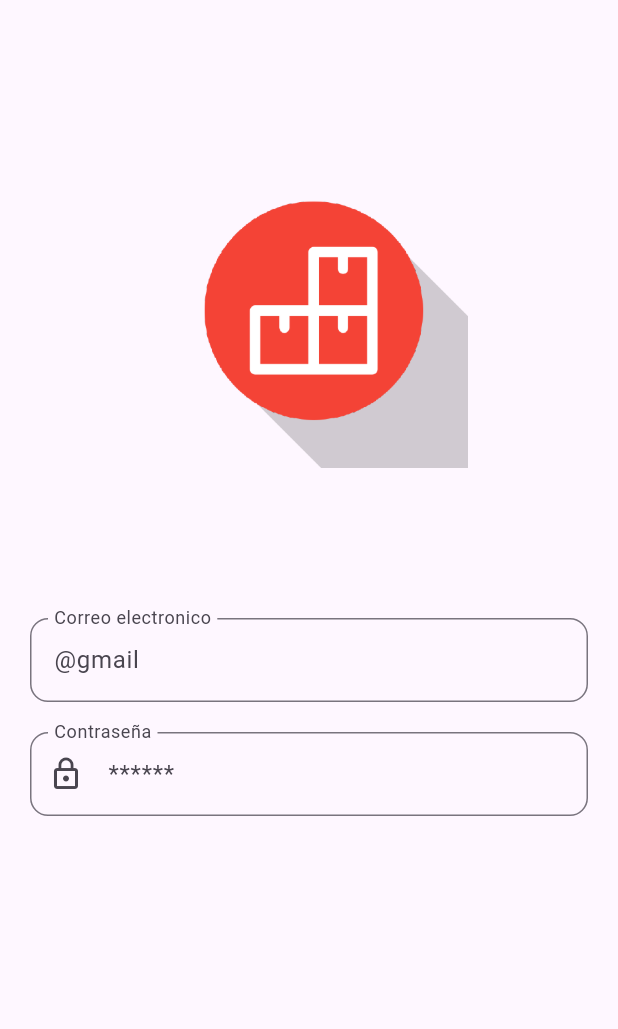
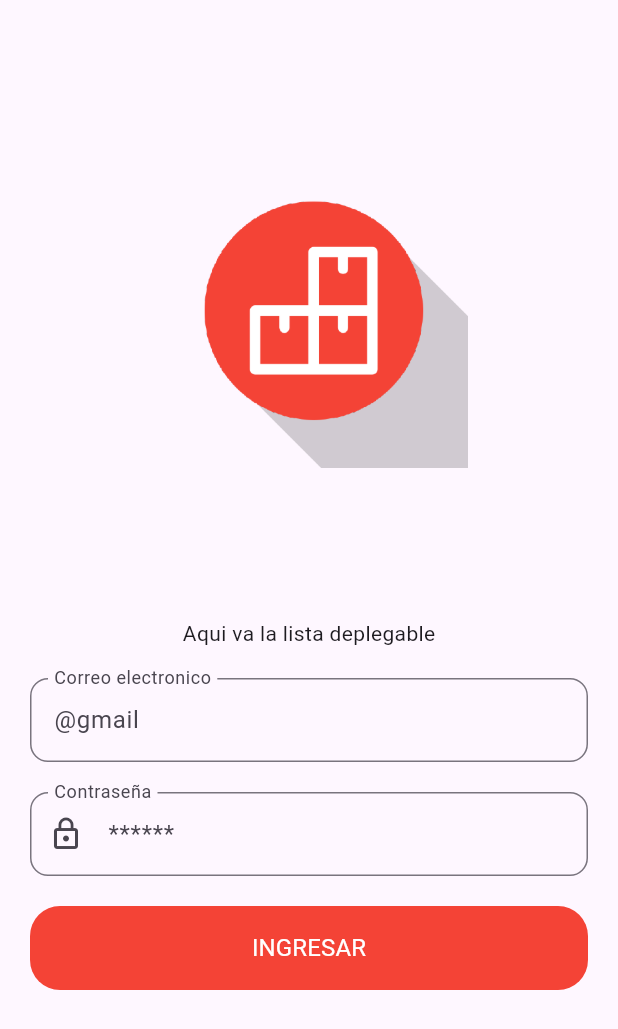
Before and after one commit to bexsebastian2299/AppInventory, a Flutter app: the screen it shows after launch, after a tap on "COMENZAR", on a phone screen of 412 x 824 dp. Shown: the top 1029 px of the screen. Run offline on Flutter 3.47's test engine with Material 3 defaults, Android fonts, the phone set to English and light mode, and no system bars; our stand-ins replace bloc, dio, firebase_analytics, firebase_core, get_it, shared_preferences and 2 more; missing offline and left inert: sqflite_migration; accounts and stored records are empty.

Commit message:
login design part1

```diff
--- a/lib/src/data/datasources/remote/api_service.dart
+++ b/lib/src/data/datasources/remote/api_service.dart
@@ -19,7 +19,7 @@ class ApiService {
     ApiService(){
       dio = Dio(
         BaseOptions(
-          baseUrl: '',
+          baseUrl: '', //url del dominio
           connectTimeout: const Duration(minutes: 1),
           receiveTimeout: const Duration(minutes: 1),
           headers: {HttpHeaders.contentTypeHeader: 'application/json'}),
--- /dev/null
+++ b/lib/src/domain/models/request/login_request.dart
@@ -0,0 +1,3 @@
+class LoginRequest {
+
+}
--- /dev/null
+++ b/lib/src/domain/models/response/login_response.dart
@@ -0,0 +1,3 @@
+class LoginResponse {
+
+}
--- a/lib/src/domain/repositories/database_repository.dart
+++ b/lib/src/domain/repositories/database_repository.dart
@@ -4,4 +4,9 @@
 
 abstract class DatabaseRepository {
 
+
+
+  //DATABASE
+  // Future init();
+  // void close();
 }
--- a/lib/src/presentation/providers/login/login_provider.dart
+++ b/lib/src/presentation/providers/login/login_provider.dart
@@ -8,12 +8,17 @@ import '../../../domain/repositories/api_repository.dart';
 
 class LoginProvider  with ChangeNotifier {
   // final ApiRepository apiRepository;
+  List<String> list = <String>['Database 1', 'Database 2'];
+  String? dropdownValue;
 
-  LoginProvider();
+  LoginProvider(){
+    // Initialize the list here if needed
+    list = <String>['Database 1', 'Database 2'];
+  }
 
-  final List<String> list = <String>['Database 1', 'Database 2'];
 
-  String? dropdownValue;
+
+
 
   setDropdownValue(String? v) {
     dropdownValue = v;
--- a/lib/src/presentation/views/global/Initial_view.dart
+++ b/lib/src/presentation/views/global/Initial_view.dart
@@ -2,6 +2,7 @@
 import 'package:bexpicking_app/src/presentation/views/global/login_view.dart';
 import 'package:bexpicking_app/src/presentation/widgets/default_button.dart';
 import 'package:bexpicking_app/src/utils/constants/enums.dart';
+import 'package:bexpicking_app/src/utils/resources/validators.dart';
 import 'package:flutter/material.dart';
 
 
@@ -14,6 +15,8 @@ class InitialView extends StatefulWidget {
 
 class _InitialViewState extends State<InitialView> {
 
+  final GlobalKey<FormState> _formKey = GlobalKey<FormState>();
+  final GlobalKey<FormAutovalidateState> _formAutoValidateState = GlobalKey<FormAutovalidateState>();
   bool isLoading = false;
   // final FocusNode _focus = FocusNode();
 
@@ -27,9 +30,21 @@ class _InitialViewState extends State<InitialView> {
       )
     );
   }
+
+  // Widget buildBlocConsumer(Size size, ThemeData theme) {
+
+  // }
+
+  // void buildBlocListener(context, state){
+
+  // }
+
   //body of the page
   Widget _buildBody(){
     return SingleChildScrollView(
+      child: FormAutovalidate(
+        keyForm: _formKey,
+        key: _formAutoValidateState,
         child: Column(
           children: [
             const SizedBox(height: 50,),
@@ -89,6 +104,7 @@ class _InitialViewState extends State<InitialView> {
             )
           ],
         ),
+      ),
     );
   }
 }
--- a/lib/src/presentation/views/global/login_view.dart
+++ b/lib/src/presentation/views/global/login_view.dart
@@ -1,8 +1,10 @@
 import 'package:bexpicking_app/src/presentation/providers/initial/initial_provider.dart';
 import 'package:bexpicking_app/src/presentation/providers/login/login_provider.dart';
+import 'package:bexpicking_app/src/presentation/widgets/default_button.dart';
 import 'package:bexpicking_app/src/utils/constants/enums.dart';
 import 'package:flutter/material.dart';
 import 'package:provider/provider.dart';
+
 
 class LoginView extends StatefulWidget {
   const LoginView({super.key});
@@ -14,6 +16,8 @@ class LoginView extends StatefulWidget {
 class _LoginViewState extends State<LoginView> {
 
   late LoginProvider loginProvider;
+  bool isLoading = false;
+  bool showSuffix = true;
 
   @override
   void initState() {
@@ -34,7 +38,11 @@ class _LoginViewState extends State<LoginView> {
     var value = context.watch<LoginProvider>().dropdownValue;
     final list = context.read<LoginProvider>().list;
 
-    return Scaffold(
+    return WillPopScope(
+      onWillPop: ()async{
+        return false;
+      },
+      child: Scaffold(
         resizeToAvoidBottomInset: false,
         body: SafeArea(
           child: SizedBox(
@@ -42,6 +50,7 @@ class _LoginViewState extends State<LoginView> {
             width: size.width,
             child: _buildBodySuccess(list, value),
           )
+        ),
       ),
     );
   }
@@ -60,28 +69,29 @@ class _LoginViewState extends State<LoginView> {
             ),),
           Column(
             children: [
-              // Padding(
-              //   padding: const EdgeInsets.only(
-              //     left: kDefaultPadding,
-              //     right: kDefaultPadding,
-              //     bottom: kDefaultPadding),
-              //   child: DropdownButtonFormField(
-              //     decoration: InputDecoration(
-              //       border: OutlineInputBorder(
-              //         borderRadius: BorderRadius.circular(12)),
-              //     ),
-              //     value: value,
-              //     dropdownColor: const Color(0xFFFFDAD3),
-              //     icon: const Icon(Icons.arrow_downward),
-              //     elevation: 16,
-              //     onChanged: (Object? value) => loginProvider.setDropdownValue(value as String?),
-              //     items: list.map<DropdownMenuItem<String>>((String value){
-              //       return DropdownMenuItem<String>(
-              //         value: value, child: Text(value),
-              //       );
-              //     }).toList(),
-              //   ),
-              // ),
+              Padding(
+                padding: const EdgeInsets.only(
+                  left: kDefaultPadding,
+                  right: kDefaultPadding,
+                  bottom: kDefaultPadding),
+                child: Text('Aqui va la lista deplegable')
+
+//                 DropdownButton<String>(
+//   value: loginProvider.dropdownValue, // Use dropdownValue from the provider
+//   dropdownColor: const Color(0xFFFFDAD3),
+//   icon: const Icon(Icons.arrow_downward),
+//   elevation: 16,
+//   onChanged: (String? selectedValue) {
+//     loginProvider.setDropdownValue(selectedValue);
+//   },
+//   items: list.map<DropdownMenuItem<String>>((String value) {
+//     return DropdownMenuItem<String>(
+//       value: value,
+//       child: Text(value),
+//     );
+//   }).toList(),
+// )
+              ),
 
               Padding(
                 padding: const EdgeInsets.only(
@@ -145,6 +155,36 @@ class _LoginViewState extends State<LoginView> {
                     floatingLabelBehavior: FloatingLabelBehavior.always
                   ),
                 ),
+              ),
+              Column(
+                children: [
+                Padding(
+                  padding: const EdgeInsets.only(
+                      left: kDefaultPadding,
+                      right: kDefaultPadding,
+                      bottom: kDefaultPadding
+                    ),
+                  child: DefaultButton(
+                      widget: isLoading
+                      ? const CircularProgressIndicator(
+                        valueColor:
+                            AlwaysStoppedAnimation<Color>(Colors.white),
+                      )
+                      : Text('Ingresar'.toUpperCase(),
+                        style: const TextStyle(
+                          fontSize: 16,
+                          fontWeight: FontWeight.normal,
+                          color: Colors.white
+                        ),
+                      ),
+                      press: () async {
+                        setState(() {
+
+                        });
+                      },
+                    ),
+                  ),
+                ],
               )
             ],
           )
--- /dev/null
+++ b/lib/src/utils/resources/validators.dart
@@ -0,0 +1,41 @@
+import 'package:flutter/material.dart';
+
+
+
+
+
+class FormAutovalidate extends StatefulWidget {
+  final Widget child;
+  final GlobalKey<FormState> keyForm;
+
+  const FormAutovalidate({Key? key, required this.child, required this.keyForm})
+      : super(key: key);
+
+  @override
+  FormAutovalidateState createState() => FormAutovalidateState();
+}
+
+class FormAutovalidateState extends State<FormAutovalidate> {
+  late AutovalidateMode _autoValidate;
+
+  @override
+  void initState() {
+    super.initState();
+    _autoValidate = AutovalidateMode.disabled;
+  }
+
+  bool validateForm() {
+    final isValidate = widget.keyForm.currentState?.validate();
+    if (!isValidate!) setState(() => _autoValidate = AutovalidateMode.always);
+    return isValidate;
+  }
+
+  @override
+  Widget build(BuildContext context) {
+    return Form(
+      key: widget.keyForm,
+      autovalidateMode: _autoValidate,
+      child: widget.child,
+    );
+  }
+}
--- a/pubspec.yaml
+++ b/pubspec.yaml
@@ -23,7 +23,6 @@ dependencies:
 
   flutter_localizations:
     sdk: flutter
-  sqlbrite: ^2.6.0
   sqflite: ^2.3.2
   sqflite_migration: ^0.3.0
 
```
Also changed, not shown: lib/src/data/datasources/local/app_database.dart (+53 -53 lines), lib/src/data/datasources/local/converters/source_type_convert.dart (added, +12 -0 lines), lib/src/data/repositories/database_repository_impl.dart (+14 -0 lines), lib/src/domain/abstract/format.abstract.dart (+19 -0 lines), lib/src/presentation/providers/database/database_provider.dart (added, +33 -0 lines), lib/src/data/repositories/api_repository_impl.dart (line endings or trailing spaces), pubspec.lock. Lines whose indentation alone changed are shown as unchanged.
